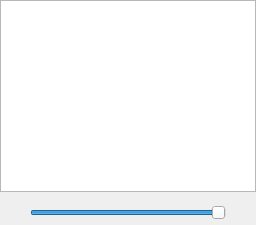
The window that src/sibl_gui/components/core/databaseBrowser/ui/Database_Browser.ui (KelSolaar/sIBL_GUI) describes before a commit, drawn with Qt 5.
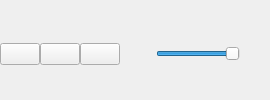
The same window after the commit.

Commit message: Implement new views in "databaseBrowser" component.

```diff
--- a/src/sibl_gui/components/core/databaseBrowser/ui/Database_Browser.ui
+++ b/src/sibl_gui/components/core/databaseBrowser/ui/Database_Browser.ui
@@ -24,26 +24,26 @@
       <property name="bottomMargin">
        <number>0</number>
       </property>
-      <item row="0" column="0">
-       <widget class="QLabel" name="Smallest_Size_label">
-        <property name="minimumSize">
-         <size>
-          <width>24</width>
-          <height>24</height>
-         </size>
-        </property>
-        <property name="maximumSize">
-         <size>
-          <width>24</width>
-          <height>24</height>
-         </size>
-        </property>
-        <property name="text">
-         <string/>
-        </property>
-       </widget>
-      </item>
       <item row="0" column="1">
+       <widget class="QLabel" name="Smallest_Size_label">
+        <property name="minimumSize">
+         <size>
+          <width>24</width>
+          <height>24</height>
+         </size>
+        </property>
+        <property name="maximumSize">
+         <size>
+          <width>24</width>
+          <height>24</height>
+         </size>
+        </property>
+        <property name="text">
+         <string/>
+        </property>
+       </widget>
+      </item>
+      <item row="0" column="2">
        <widget class="QSlider" name="Thumbnails_Size_horizontalSlider">
         <property name="statusTip">
          <string>Thumbnails Size Horizontal Slider: Adjusts Database Browser icon size.</string>
@@ -62,7 +62,7 @@
         </property>
        </widget>
       </item>
-      <item row="0" column="2">
+      <item row="0" column="3">
        <widget class="QLabel" name="Largest_Size_label">
         <property name="minimumSize">
          <size>
@@ -81,12 +81,37 @@
         </property>
        </widget>
       </item>
+      <item row="0" column="0">
+       <layout class="QHBoxLayout" name="Views_horizontalLayout">
+        <property name="spacing">
+         <number>0</number>
+        </property>
+        <item>
+         <widget class="QPushButton" name="Thumbnails_View_pushButton">
+          <property name="text">
+           <string/>
+          </property>
+         </widget>
+        </item>
+        <item>
+         <widget class="QPushButton" name="Columns_View_pushButton">
+          <property name="text">
+           <string/>
+          </property>
+         </widget>
+        </item>
+        <item>
+         <widget class="QPushButton" name="Details_View_pushButton">
+          <property name="text">
+           <string/>
+          </property>
+         </widget>
+        </item>
+       </layout>
+      </item>
      </layout>
     </widget>
    </item>
-   <item row="0" column="0">
-    <widget class="QListView" name="Database_Browser_listView"/>
-   </item>
   </layout>
  </widget>
  <resources/>
```
Left out of the diff: 3 changed lines with no effect on the pictures. The commit also changes 5 other files.
